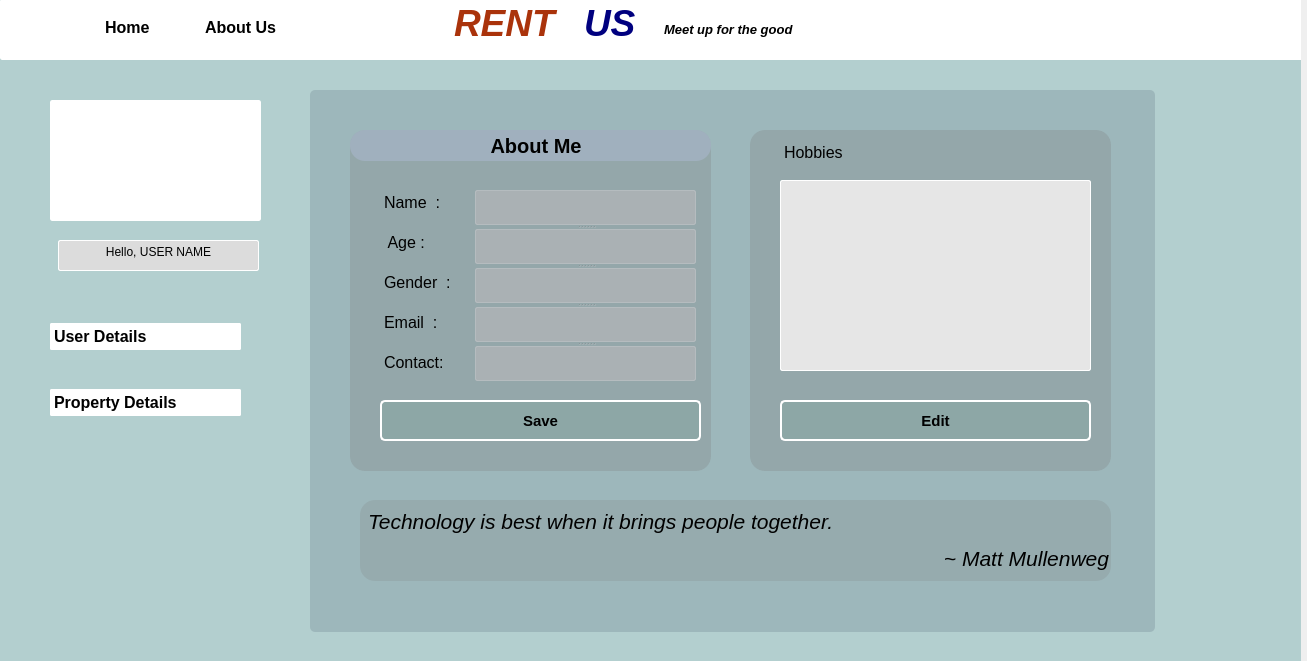
This is admin_dashboard.ui in kausik10/RentUs as Qt 5 draws it before an edit. The edited form follows.
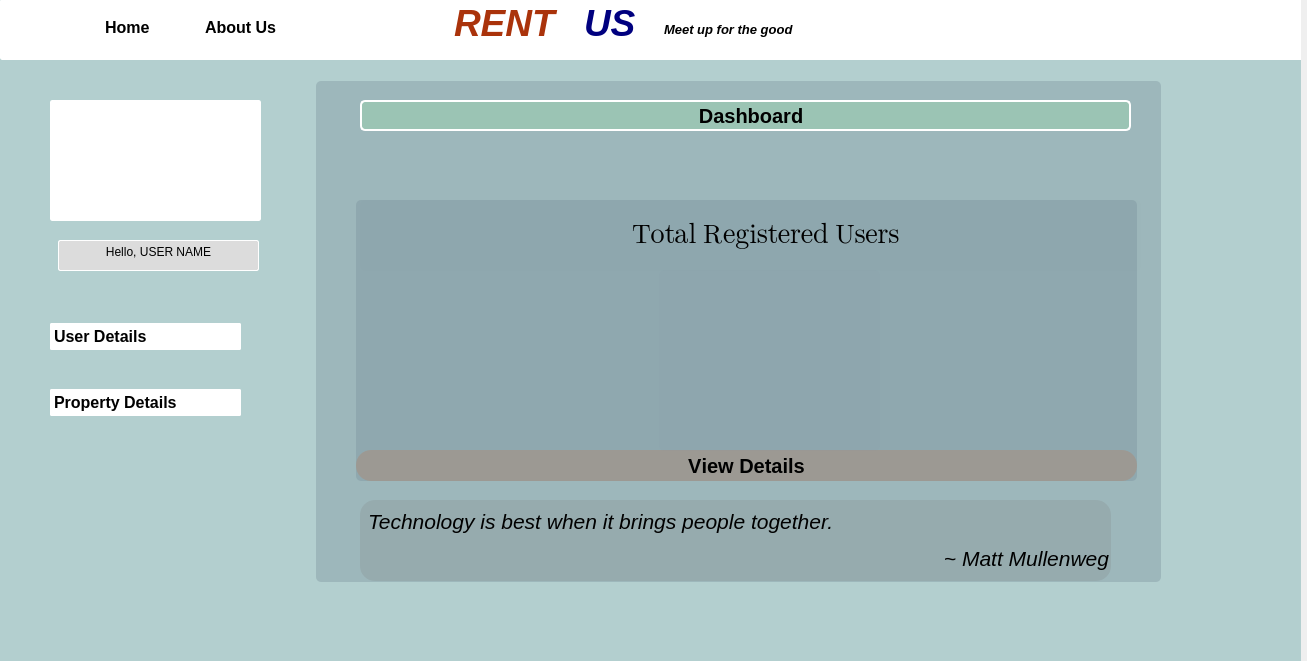
This is the edited form. Icons and pictures are not drawn.

```diff
--- a/admin_dashboard.ui
+++ b/admin_dashboard.ui
@@ -333,55 +333,6 @@
 &lt;p style=&quot; margin-top:0px; margin-bottom:0px; margin-left:0px; margin-right:0px; -qt-block-indent:0; text-indent:0px;&quot;&gt;&lt;span style=&quot; font-size:28pt; font-weight:700; font-style:italic; color:#00007f;&quot;&gt;US&lt;/span&gt;&lt;/p&gt;&lt;/body&gt;&lt;/html&gt;</string>
      </property>
     </widget>
-    <widget class="QPushButton" name="pushButton_7">
-     <property name="geometry">
-      <rect>
-       <x>350</x>
-       <y>130</y>
-       <width>361</width>
-       <height>31</height>
-      </rect>
-     </property>
-     <property name="font">
-      <font>
-       <pointsize>15</pointsize>
-       <italic>false</italic>
-       <bold>true</bold>
-       <stylestrategy>PreferDefault</stylestrategy>
-       <kerning>false</kerning>
-      </font>
-     </property>
-     <property name="mouseTracking">
-      <bool>true</bool>
-     </property>
-     <property name="styleSheet">
-      <string notr="true">#pushButton_7
-{
-	color: black;
-	background: rgba(200,205,255, 60);
-	border: 0px solid white ;
-	border-radius: 15px;
-	text-align: center;
-}
-</string>
-     </property>
-     <property name="text">
-      <string>  About Me</string>
-     </property>
-     <property name="icon">
-      <iconset theme="accessories-text-editor">
-       <normaloff>.</normaloff>.</iconset>
-     </property>
-     <property name="autoDefault">
-      <bool>false</bool>
-     </property>
-     <property name="default">
-      <bool>false</bool>
-     </property>
-     <property name="flat">
-      <bool>false</bool>
-     </property>
-    </widget>
     <widget class="QTextEdit" name="textEdit_5">
      <property name="geometry">
       <rect>
@@ -444,292 +395,6 @@
 &lt;p align=&quot;center&quot; style=&quot; margin-top:0px; margin-bottom:0px; margin-left:0px; margin-right:0px; -qt-block-indent:0; text-indent:0px;&quot;&gt;&lt;span style=&quot; font-weight:400;&quot;&gt;Hello, USER NAME&lt;/span&gt;&lt;/p&gt;&lt;/body&gt;&lt;/html&gt;</string>
      </property>
     </widget>
-    <widget class="QLabel" name="label_6">
-     <property name="geometry">
-      <rect>
-       <x>350</x>
-       <y>130</y>
-       <width>361</width>
-       <height>341</height>
-      </rect>
-     </property>
-     <property name="styleSheet">
-      <string notr="true">#label_6
-{
-border-radius: 15px;
-padding: 2px;
-background-color: rgba(123,123,123,70);
-}
-</string>
-     </property>
-     <property name="text">
-      <string/>
-     </property>
-    </widget>
-    <widget class="QLabel" name="label_3">
-     <property name="geometry">
-      <rect>
-       <x>310</x>
-       <y>90</y>
-       <width>845</width>
-       <height>542</height>
-      </rect>
-     </property>
-     <property name="styleSheet">
-      <string notr="true">background: rgba(123,145,156,100);
-border-radius:5px;</string>
-     </property>
-     <property name="text">
-      <string/>
-     </property>
-    </widget>
-    <widget class="QLabel" name="label_8">
-     <property name="geometry">
-      <rect>
-       <x>750</x>
-       <y>130</y>
-       <width>361</width>
-       <height>341</height>
-      </rect>
-     </property>
-     <property name="styleSheet">
-      <string notr="true">#label_8
-{
-border-radius: 15px;
-padding: 2px;
-background-color: rgba(123,123,123,70);
-}
-
-</string>
-     </property>
-     <property name="text">
-      <string/>
-     </property>
-    </widget>
-    <widget class="QPushButton" name="pushButton_5">
-     <property name="geometry">
-      <rect>
-       <x>780</x>
-       <y>400</y>
-       <width>311</width>
-       <height>41</height>
-      </rect>
-     </property>
-     <property name="font">
-      <font>
-       <pointsize>11</pointsize>
-       <bold>true</bold>
-      </font>
-     </property>
-     <property name="styleSheet">
-      <string notr="true">#pushButton_5
-{
-border-radius: 5px;
-border: 2px solid white;
-background-color: rgba(109, 166, 147, 45);
-text-align: center;
-
-}
-
-#pushButton_5:hover
-{
-background-color: rgba(209, 66, 47, 50);
-color: rgb(255,255,255);
-}</string>
-     </property>
-     <property name="text">
-      <string>Edit</string>
-     </property>
-    </widget>
-    <widget class="QLabel" name="label_13">
-     <property name="geometry">
-      <rect>
-       <x>380</x>
-       <y>270</y>
-       <width>81</width>
-       <height>31</height>
-      </rect>
-     </property>
-     <property name="font">
-      <font>
-       <pointsize>12</pointsize>
-      </font>
-     </property>
-     <property name="styleSheet">
-      <string notr="true">border:none;
-background-color: rgba(0,0,0,0);
-padding-bottom:7px;</string>
-     </property>
-     <property name="text">
-      <string>Gender  : </string>
-     </property>
-    </widget>
-    <widget class="QLabel" name="label_16">
-     <property name="geometry">
-      <rect>
-       <x>380</x>
-       <y>350</y>
-       <width>81</width>
-       <height>31</height>
-      </rect>
-     </property>
-     <property name="font">
-      <font>
-       <pointsize>12</pointsize>
-      </font>
-     </property>
-     <property name="styleSheet">
-      <string notr="true">border:none;
-background-color: rgba(0,0,0,0);
-padding-bottom:7px;</string>
-     </property>
-     <property name="text">
-      <string>Contact:</string>
-     </property>
-    </widget>
-    <widget class="QLabel" name="label_11">
-     <property name="geometry">
-      <rect>
-       <x>380</x>
-       <y>190</y>
-       <width>81</width>
-       <height>31</height>
-      </rect>
-     </property>
-     <property name="font">
-      <font>
-       <pointsize>12</pointsize>
-      </font>
-     </property>
-     <property name="styleSheet">
-      <string notr="true">border:none;
-background-color: rgba(0,0,0,0);
-padding-bottom:7px;</string>
-     </property>
-     <property name="text">
-      <string>Name  : </string>
-     </property>
-    </widget>
-    <widget class="QLabel" name="label_15">
-     <property name="geometry">
-      <rect>
-       <x>380</x>
-       <y>310</y>
-       <width>81</width>
-       <height>31</height>
-      </rect>
-     </property>
-     <property name="font">
-      <font>
-       <pointsize>12</pointsize>
-      </font>
-     </property>
-     <property name="styleSheet">
-      <string notr="true">border:none;
-background-color: rgba(0,0,0,0);
-padding-bottom:7px;</string>
-     </property>
-     <property name="text">
-      <string>Email  :</string>
-     </property>
-    </widget>
-    <widget class="QPushButton" name="pushButton">
-     <property name="geometry">
-      <rect>
-       <x>380</x>
-       <y>400</y>
-       <width>321</width>
-       <height>41</height>
-      </rect>
-     </property>
-     <property name="font">
-      <font>
-       <pointsize>11</pointsize>
-       <bold>true</bold>
-      </font>
-     </property>
-     <property name="styleSheet">
-      <string notr="true">#pushButton
-{
-border-radius: 5px;
-border: 2px solid white;
-background-color: rgba(109, 166, 147, 45);
-text-align: center;
-
-}
-
-#pushButton:hover
-{
-background-color: rgba(209, 66, 47, 50);
-color: rgb(255,255,255);
-}</string>
-     </property>
-     <property name="text">
-      <string>Save</string>
-     </property>
-    </widget>
-    <widget class="QLabel" name="label_12">
-     <property name="geometry">
-      <rect>
-       <x>380</x>
-       <y>230</y>
-       <width>81</width>
-       <height>31</height>
-      </rect>
-     </property>
-     <property name="font">
-      <font>
-       <pointsize>12</pointsize>
-      </font>
-     </property>
-     <property name="styleSheet">
-      <string notr="true">border:none;
-background-color: rgba(0,0,0,0);
-padding-bottom:7px;</string>
-     </property>
-     <property name="text">
-      <string> Age : </string>
-     </property>
-    </widget>
-    <widget class="QLabel" name="label_14">
-     <property name="geometry">
-      <rect>
-       <x>780</x>
-       <y>140</y>
-       <width>301</width>
-       <height>31</height>
-      </rect>
-     </property>
-     <property name="font">
-      <font>
-       <pointsize>12</pointsize>
-      </font>
-     </property>
-     <property name="styleSheet">
-      <string notr="true">border:none;
-background-color: rgba(0,0,0,0);
-padding-bottom:7px;</string>
-     </property>
-     <property name="text">
-      <string>Hobbies</string>
-     </property>
-    </widget>
-    <widget class="QPlainTextEdit" name="plainTextEdit_2">
-     <property name="geometry">
-      <rect>
-       <x>780</x>
-       <y>180</y>
-       <width>311</width>
-       <height>191</height>
-      </rect>
-     </property>
-     <property name="styleSheet">
-      <string notr="true">border:1px solid white;
-background: rgb(230,230,230);
-padding-bottom:7px;
-</string>
-     </property>
-    </widget>
     <widget class="QLabel" name="label">
      <property name="geometry">
       <rect>
@@ -761,26 +426,209 @@
       <string>&lt;html&gt;&lt;head/&gt;&lt;body&gt;&lt;p&gt;&lt;span style=&quot; font-size:16pt;&quot;&gt;Technology is best when it brings people together.&lt;/span&gt;&lt;/p&gt;&lt;p align=&quot;right&quot;&gt;&lt;span style=&quot; font-size:16pt;&quot;&gt;~ Matt Mullenweg&lt;/span&gt;&lt;/p&gt;&lt;/body&gt;&lt;/html&gt;</string>
      </property>
     </widget>
-    <widget class="QSplitter" name="splitter">
+    <widget class="QPushButton" name="pushButton_19">
      <property name="geometry">
       <rect>
-       <x>475</x>
-       <y>190</y>
+       <x>356</x>
+       <y>450</y>
+       <width>781</width>
+       <height>31</height>
+      </rect>
+     </property>
+     <property name="font">
+      <font>
+       <pointsize>15</pointsize>
+       <italic>false</italic>
+       <bold>true</bold>
+       <stylestrategy>PreferDefault</stylestrategy>
+       <kerning>false</kerning>
+      </font>
+     </property>
+     <property name="mouseTracking">
+      <bool>true</bool>
+     </property>
+     <property name="styleSheet">
+      <string notr="true">#pushButton_19
+{
+	color: black;
+	background: rgba(200,105,55, 60);
+	border: 0px solid white ;
+	border-radius: 15px;
+	text-align: center;
+}
+</string>
+     </property>
+     <property name="text">
+      <string>View Details</string>
+     </property>
+     <property name="icon">
+      <iconset theme="accessories-text-editor">
+       <normaloff>.</normaloff>.</iconset>
+     </property>
+     <property name="autoDefault">
+      <bool>false</bool>
+     </property>
+     <property name="default">
+      <bool>false</bool>
+     </property>
+     <property name="flat">
+      <bool>false</bool>
+     </property>
+    </widget>
+    <widget class="QLabel" name="label_6">
+     <property name="enabled">
+      <bool>false</bool>
+     </property>
+     <property name="geometry">
+      <rect>
+       <x>356</x>
+       <y>200</y>
+       <width>781</width>
+       <height>281</height>
+      </rect>
+     </property>
+     <property name="styleSheet">
+      <string notr="true">background: rgba(123,145,156,100);
+border-radius:5px;</string>
+     </property>
+     <property name="text">
+      <string/>
+     </property>
+    </widget>
+    <widget class="QLabel" name="label_8">
+     <property name="enabled">
+      <bool>false</bool>
+     </property>
+     <property name="geometry">
+      <rect>
+       <x>316</x>
+       <y>81</y>
+       <width>845</width>
+       <height>501</height>
+      </rect>
+     </property>
+     <property name="styleSheet">
+      <string notr="true">background: rgba(123,145,156,100);
+border-radius:5px;</string>
+     </property>
+     <property name="text">
+      <string/>
+     </property>
+     <property name="textInteractionFlags">
+      <set>Qt::NoTextInteraction</set>
+     </property>
+    </widget>
+    <widget class="QPushButton" name="pushButton_35">
+     <property name="geometry">
+      <rect>
+       <x>360</x>
+       <y>100</y>
+       <width>771</width>
+       <height>31</height>
+      </rect>
+     </property>
+     <property name="font">
+      <font>
+       <pointsize>15</pointsize>
+       <italic>false</italic>
+       <bold>true</bold>
+       <stylestrategy>PreferDefault</stylestrategy>
+       <kerning>false</kerning>
+      </font>
+     </property>
+     <property name="styleSheet">
+      <string notr="true">
+#pushButton_35
+{
+border-radius: 5px;
+border: 2px solid white;
+background-color: rgba(150, 255, 147, 45);
+text-align: center;
+
+}
+
+</string>
+     </property>
+     <property name="text">
+      <string>  Dashboard</string>
+     </property>
+     <property name="icon">
+      <iconset resource="src.qrc">
+       <normaloff>:/image/images/dashboard.png</normaloff>:/image/images/dashboard.png</iconset>
+     </property>
+     <property name="iconSize">
+      <size>
+       <width>25</width>
+       <height>25</height>
+      </size>
+     </property>
+    </widget>
+    <widget class="QLineEdit" name="lineEdit_2">
+     <property name="geometry">
+      <rect>
+       <x>360</x>
+       <y>200</y>
+       <width>781</width>
+       <height>71</height>
+      </rect>
+     </property>
+     <property name="font">
+      <font>
+       <family>Segoe UI Emoji</family>
+       <pointsize>20</pointsize>
+       <italic>false</italic>
+       <bold>false</bold>
+      </font>
+     </property>
+     <property name="styleSheet">
+      <string notr="true">background: rgba(123,145,156,10);
+border-radius:5px;</string>
+     </property>
+     <property name="text">
+      <string>                                        Total Registered Users</string>
+     </property>
+     <property name="readOnly">
+      <bool>true</bool>
+     </property>
+    </widget>
+    <widget class="QTextEdit" name="count_2">
+     <property name="geometry">
+      <rect>
+       <x>659</x>
+       <y>270</y>
        <width>221</width>
-       <height>191</height>
+       <height>181</height>
       </rect>
      </property>
-     <property name="orientation">
-      <enum>Qt::Vertical</enum>
+     <property name="font">
+      <font>
+       <family>Segoe UI Emoji</family>
+       <pointsize>72</pointsize>
+       <italic>false</italic>
+       <bold>false</bold>
+      </font>
      </property>
-     <widget class="QTextEdit" name="textEdit_14"/>
-     <widget class="QTextEdit" name="textEdit_13"/>
-     <widget class="QTextEdit" name="textEdit_12"/>
-     <widget class="QTextEdit" name="textEdit_11"/>
-     <widget class="QTextEdit" name="textEdit_10"/>
+     <property name="styleSheet">
+      <string notr="true">background: rgba(123,145,156,13);
+border-radius:5px;
+border: none;</string>
+     </property>
+     <property name="readOnly">
+      <bool>true</bool>
+     </property>
+     <property name="html">
+      <string>&lt;!DOCTYPE HTML PUBLIC &quot;-//W3C//DTD HTML 4.0//EN&quot; &quot;http://www.w3.org/TR/REC-html40/strict.dtd&quot;&gt;
+&lt;html&gt;&lt;head&gt;&lt;meta name=&quot;qrichtext&quot; content=&quot;1&quot; /&gt;&lt;meta charset=&quot;utf-8&quot; /&gt;&lt;style type=&quot;text/css&quot;&gt;
+p, li { white-space: pre-wrap; }
+hr { height: 1px; border-width: 0; }
+&lt;/style&gt;&lt;/head&gt;&lt;body style=&quot; font-family:'Segoe UI Emoji'; font-size:72pt; font-weight:400; font-style:normal;&quot;&gt;
+&lt;p align=&quot;center&quot; style=&quot;-qt-paragraph-type:empty; margin-top:0px; margin-bottom:0px; margin-left:0px; margin-right:0px; -qt-block-indent:0; text-indent:0px;&quot;&gt;&lt;br /&gt;&lt;/p&gt;&lt;/body&gt;&lt;/html&gt;</string>
+     </property>
     </widget>
-    <zorder>label_3</zorder>
+    <zorder>label_8</zorder>
     <zorder>label_6</zorder>
+    <zorder>pushButton_19</zorder>
+    <zorder>pushButton_35</zorder>
     <zorder>plainTextEdit</zorder>
     <zorder>pushButton_3</zorder>
     <zorder>textEdit</zorder>
@@ -790,23 +638,9 @@
     <zorder>textEdit_2</zorder>
     <zorder>textEdit_5</zorder>
     <zorder>textEdit_6</zorder>
-    <zorder>label_8</zorder>
-    <zorder>pushButton_5</zorder>
-    <zorder>label_13</zorder>
-    <zorder>label_16</zorder>
-    <zorder>label_11</zorder>
-    <zorder>label_15</zorder>
-    <zorder>pushButton</zorder>
-    <zorder>label_12</zorder>
-    <zorder>label_14</zorder>
-    <zorder>plainTextEdit_2</zorder>
-    <zorder>textEdit_10</zorder>
-    <zorder>textEdit_11</zorder>
-    <zorder>textEdit_12</zorder>
-    <zorder>textEdit_13</zorder>
-    <zorder>textEdit_14</zorder>
-    <zorder>pushButton_7</zorder>
     <zorder>label</zorder>
+    <zorder>lineEdit_2</zorder>
+    <zorder>count_2</zorder>
    </widget>
   </widget>
  </widget>
```
